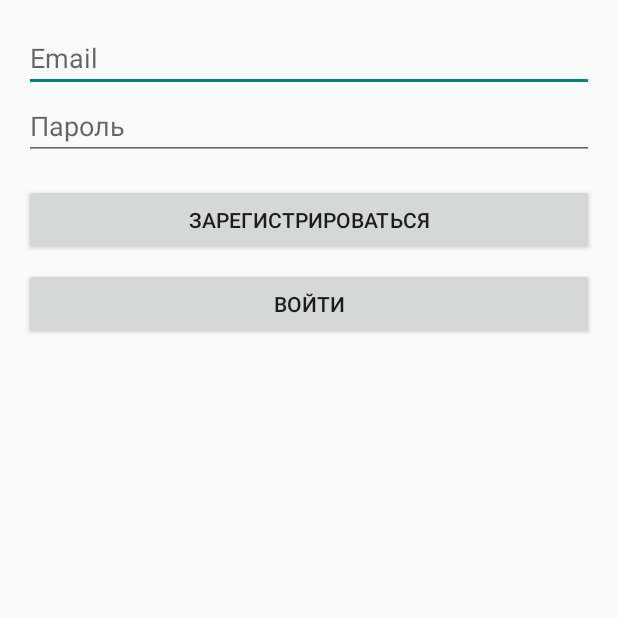
After one commit to vl4ks/yandexmap, an Android app: the AuthActivity screen opened directly, with no data from a screen before it, on a phone screen of 412 x 824 dp, the top half of it. The commit adds this screen. Run offline under Robolectric (Android 15) with nearby library versions, the phone set to English and light mode, and no system bars.

Commit message:
добавлена примерная авторизация

```diff
--- a/app/src/main/AndroidManifest.xml
+++ b/app/src/main/AndroidManifest.xml
@@ -17,6 +17,9 @@
         android:theme="@style/Theme.Design.Light.NoActionBar"
         tools:targetApi="31">
         <activity
+            android:name=".AuthActivity"
+            android:exported="false" />
+        <activity
             android:name=".MainActivity"
             android:exported="true">
             <intent-filter>
--- /dev/null
+++ b/app/src/main/java/com/denisova/yandexmap/AuthActivity.kt
@@ -0,0 +1,51 @@
+package com.denisova.yandexmap
+
+import android.os.Bundle
+import android.widget.Button
+import android.widget.EditText
+import android.widget.Toast
+import androidx.activity.enableEdgeToEdge
+import androidx.appcompat.app.AppCompatActivity
+
+class AuthActivity : AppCompatActivity() {
+    override fun onCreate(savedInstanceState: Bundle?) {
+        super.onCreate(savedInstanceState)
+        enableEdgeToEdge()
+        setContentView(R.layout.activity_auth)
+
+        val emailEditText: EditText = findViewById(R.id.emailEditText)
+        val passwordEditText: EditText = findViewById(R.id.passwordEditText)
+        val registerButton: Button = findViewById(R.id.registerButton)
+        val loginButton: Button = findViewById(R.id.loginButton)
+
+        registerButton.setOnClickListener {
+            val email = emailEditText.text.toString()
+            val password = passwordEditText.text.toString()
+
+            if (email.isNotEmpty() && password.isNotEmpty()) {
+                registerUser(email, password)
+            } else {
+                Toast.makeText(this, "Заполните все поля", Toast.LENGTH_SHORT).show()
+            }
+        }
+
+        loginButton.setOnClickListener {
+            val email = emailEditText.text.toString()
+            val password = passwordEditText.text.toString()
+
+            if (email.isNotEmpty() && password.isNotEmpty()) {
+                loginUser(email, password)
+            } else {
+                Toast.makeText(this, "Заполните все поля", Toast.LENGTH_SHORT).show()
+            }
+        }
+    }
+
+    private fun registerUser(email: String, password: String) {
+        Toast.makeText(this, "Регистрация: $email", Toast.LENGTH_SHORT).show()
+    }
+
+    private fun loginUser(email: String, password: String) {
+        Toast.makeText(this, "Авторизация: $email", Toast.LENGTH_SHORT).show()
+    }
+}
--- /dev/null
+++ b/app/src/main/res/layout/activity_auth.xml
@@ -0,0 +1,34 @@
+<LinearLayout xmlns:android="http://schemas.android.com/apk/res/android"
+    android:layout_width="match_parent"
+    android:layout_height="match_parent"
+    android:orientation="vertical"
+    android:padding="16dp">
+
+    <EditText
+        android:id="@+id/emailEditText"
+        android:layout_width="match_parent"
+        android:layout_height="wrap_content"
+        android:hint="Email"
+        android:inputType="textEmailAddress" />
+
+    <EditText
+        android:id="@+id/passwordEditText"
+        android:layout_width="match_parent"
+        android:layout_height="wrap_content"
+        android:hint="Пароль"
+        android:inputType="textPassword" />
+
+    <Button
+        android:id="@+id/registerButton"
+        android:layout_width="match_parent"
+        android:layout_height="wrap_content"
+        android:text="Зарегистрироваться"
+        android:layout_marginTop="16dp" />
+
+    <Button
+        android:id="@+id/loginButton"
+        android:layout_width="match_parent"
+        android:layout_height="wrap_content"
+        android:text="Войти"
+        android:layout_marginTop="8dp" />
+</LinearLayout>
--- a/app/src/main/res/values/strings.xml
+++ b/app/src/main/res/values/strings.xml
@@ -1,4 +1,5 @@
 <resources>
     <string name="app_name">yandexmap</string>
     <string name="traffic_button_description">Traffic Toggle Button</string>
+    <string name="account_button_description">Кнопка аккаунта</string>
 </resources>
```
Also changed, not shown: app/src/main/java/com/denisova/yandexmap/MainActivity.kt (+8 -0 lines), app/src/main/res/layout/activity_main.xml (+38 -19 lines), app/src/main/res/drawable/ic_account_circle.png (added).
